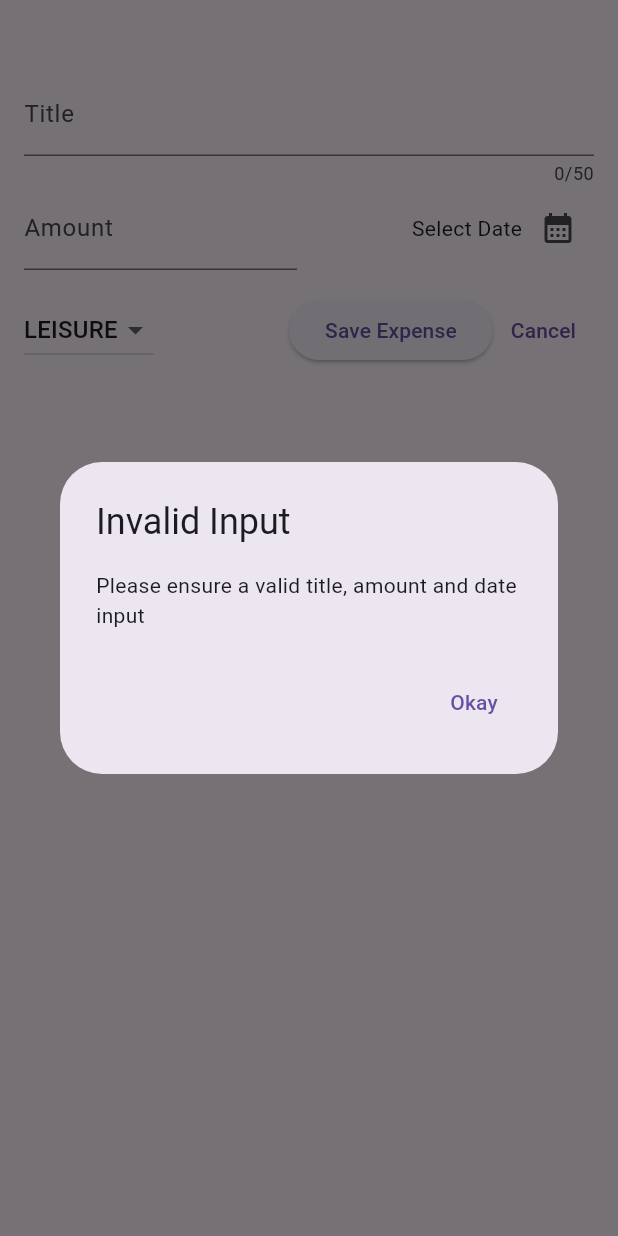
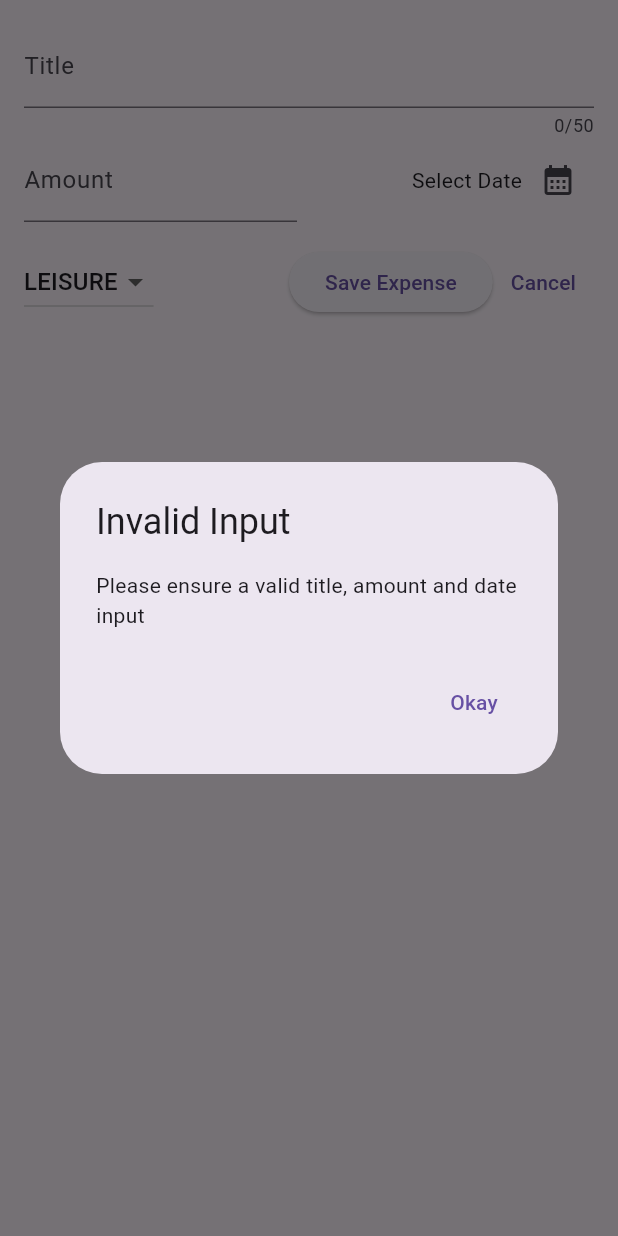
Before and after one commit to DominikHahn1407/Portfolio, a Flutter app: the NewExpense widget shown alone on an empty page, opened directly with empty values, after a tap on "Save Expense", on a phone screen of 412 x 824 dp. Run offline on Flutter 3.47's test engine with Material 3 defaults, Android fonts, the phone set to English and light mode, and no system bars; our stand-ins replace cloud_firestore, firebase_auth, firebase_core, flutter_tts, qr_flutter, speech_to_text; missing offline and left inert: flutter_barcode_scanner; accounts and stored records are empty.

Commit message:
Expense Tracker Finalized

```diff
--- a/Flutter/expense_tracker/lib/widgets/new_expense.dart
+++ b/Flutter/expense_tracker/lib/widgets/new_expense.dart
@@ -1,4 +1,7 @@
+import 'dart:io';
+
 import 'package:expense_tracker/models/expense.dart';
+import 'package:flutter/cupertino.dart';
 import 'package:flutter/material.dart';
 
 class NewExpense extends StatefulWidget {
@@ -41,12 +44,25 @@
     });
   }
 
-  void _submitExpenseData() {
-    final enteredAmount = double.tryParse(_amountController.text);
-    final amountIsInvalid = enteredAmount == null || enteredAmount <= 0;
-    if (_titleController.text.trim().isEmpty ||
-        amountIsInvalid ||
-        _selectedDate == null) {
+  void _showDialog() {
+    if (Platform.isIOS) {
+      showCupertinoDialog(
+        context: context,
+        builder: (ctx) => CupertinoAlertDialog(
+          title: const Text("Invalid Input"),
+          content:
+              const Text("Please ensure a valid title, amount and date input"),
+          actions: [
+            TextButton(
+              onPressed: () {
+                Navigator.pop(ctx);
+              },
+              child: const Text("Okay"),
+            )
+          ],
+        ),
+      );
+    } else {
       showDialog(
         context: context,
         builder: (ctx) => AlertDialog(
@@ -63,6 +79,16 @@
           ],
         ),
       );
+    }
+  }
+
+  void _submitExpenseData() {
+    final enteredAmount = double.tryParse(_amountController.text);
+    final amountIsInvalid = enteredAmount == null || enteredAmount <= 0;
+    if (_titleController.text.trim().isEmpty ||
+        amountIsInvalid ||
+        _selectedDate == null) {
+      _showDialog();
       return; // Important, that submit can't be executed
     }
     widget.onAddExpense(Expense(
@@ -76,10 +102,49 @@
 
   @override
   Widget build(BuildContext context) {
-    return Padding(
-      padding: const EdgeInsets.fromLTRB(16, 48, 16, 16),
+    final keyboardSpace = MediaQuery.of(context).viewInsets.bottom;
+
+    return LayoutBuilder(builder: (ctx, constraint) {
+      final width = constraint.maxWidth;
+      return SizedBox(
+        height: double.infinity,
+        child: SingleChildScrollView(
+          child: Padding(
+            padding: EdgeInsets.fromLTRB(16, 16, 16, keyboardSpace + 16),
             child: Column(
               children: [
+                if (width >= 600)
+                  Row(
+                    crossAxisAlignment: CrossAxisAlignment.start,
+                    children: [
+                      Expanded(
+                        child: TextField(
+                          controller: _titleController,
+                          maxLength: 50,
+                          decoration: const InputDecoration(
+                            label: Text("Title"),
+                          ),
+                        ),
+                      ),
+                      const SizedBox(
+                        width: 24,
+                      ),
+                      Expanded(
+                        child: TextField(
+                          controller: _amountController,
+                          keyboardType: TextInputType.number,
+                          // inputFormatters: <TextInputFormatter>[
+                          //   FilteringTextInputFormatter.digitsOnly
+                          // ],
+                          decoration: const InputDecoration(
+                            prefixText: '\$ ',
+                            label: Text("Amount"),
+                          ),
+                        ),
+                      ),
+                    ],
+                  )
+                else
                   TextField(
                     controller: _titleController,
                     maxLength: 50,
@@ -87,6 +152,48 @@
                       label: Text("Title"),
                     ),
                   ),
+                if (width >= 600)
+                  Row(
+                    children: [
+                      DropdownButton(
+                          value: _selectedCategory,
+                          items: Category.values
+                              .map(
+                                (category) => DropdownMenuItem(
+                                  value: category,
+                                  child: Text(
+                                    category.name.toUpperCase(),
+                                  ),
+                                ),
+                              )
+                              .toList(),
+                          onChanged: (value) {
+                            if (value == null) return;
+                            setState(() {
+                              _selectedCategory = value;
+                            });
+                          }),
+                      const SizedBox(
+                        width: 24,
+                      ),
+                      Expanded(
+                        child: Row(
+                          mainAxisAlignment: MainAxisAlignment.end,
+                          crossAxisAlignment: CrossAxisAlignment.center,
+                          children: [
+                            Text(_selectedDate == null
+                                ? 'Select Date'
+                                : formatter.format(_selectedDate!)),
+                            IconButton(
+                              onPressed: _presentDatePicker,
+                              icon: const Icon(Icons.calendar_month),
+                            ),
+                          ],
+                        ),
+                      ),
+                    ],
+                  )
+                else
                   Row(
                     children: [
                       Expanded(
@@ -127,6 +234,7 @@
                 ),
                 Row(
                   children: [
+                    if (width < 600)
                       DropdownButton(
                           value: _selectedCategory,
                           items: Category.values
@@ -160,6 +268,9 @@
                 ),
               ],
             ),
+          ),
+        ),
       );
+    });
   }
 }
```
Also changed, not shown: Flutter/expense_tracker/lib/main.dart (+8 -0 lines), Flutter/expense_tracker/lib/widgets/expenses.dart (+24 -9 lines). Lines whose indentation alone changed are shown as unchanged.
